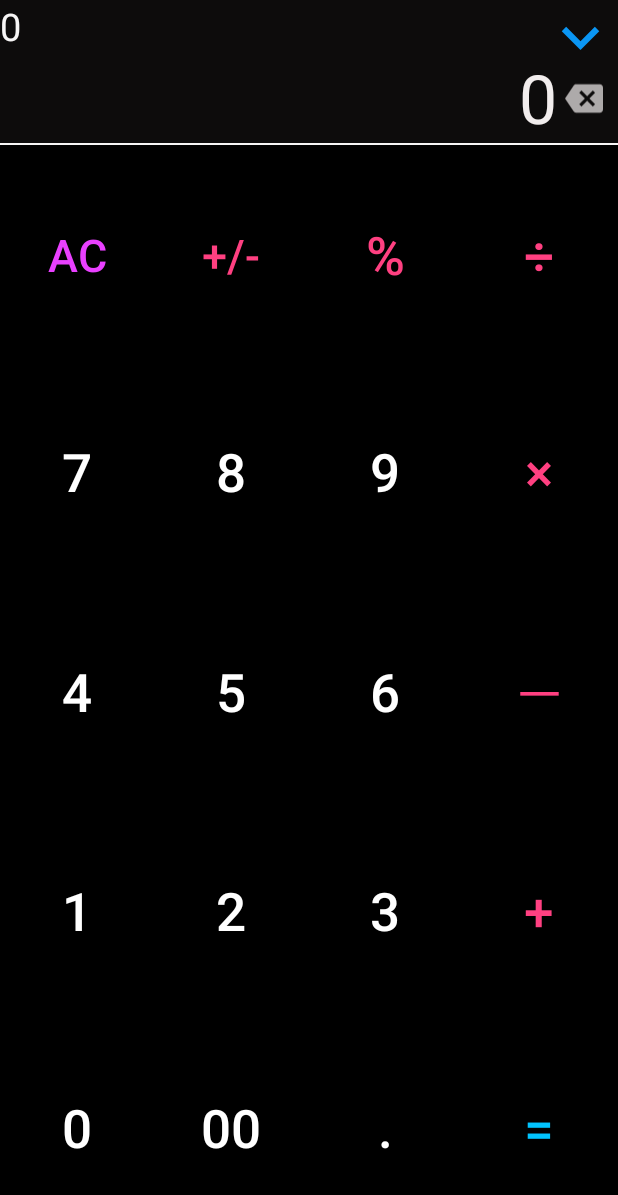
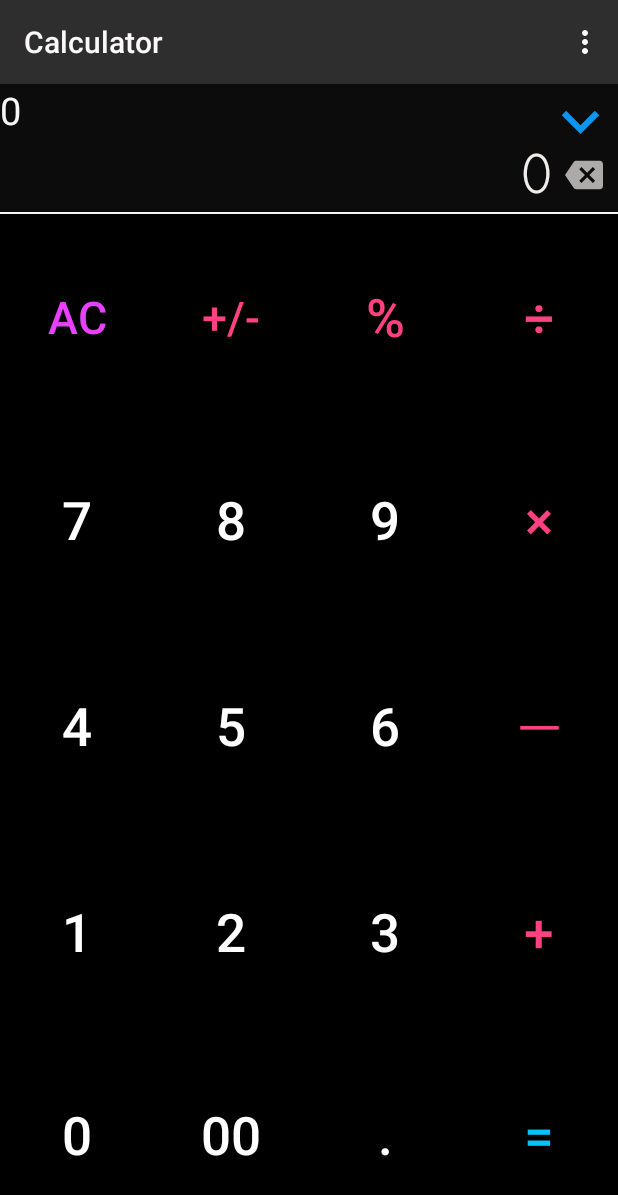
Before and after one commit to K-ryobado/Dentaku, an Android app: the screen it shows after launch (MainActivity), on a phone screen of 412 x 824 dp. Shown: the top 1195 px of the screen. Run offline under Robolectric (Android 15) with nearby library versions, the phone set to English and light mode, and no system bars; our stand-ins replace AdMob.

Commit message:
10/8 2.1.4

```diff
--- a/app/build.gradle
+++ b/app/build.gradle
@@ -7,8 +7,8 @@ android {
         applicationId "com.test.dentaku"
         minSdkVersion 15
         targetSdkVersion 27
-        versionCode 13
-        versionName "2.1.2"
+        versionCode 14
+        versionName "2.1.4"
         testInstrumentationRunner "android.support.test.runner.AndroidJUnitRunner"
     }
     buildTypes {
--- a/app/src/main/AndroidManifest.xml
+++ b/app/src/main/AndroidManifest.xml
@@ -6,10 +6,11 @@
     <uses-permission android:name="android.permission.ACCESS_NETWORK_STATE"/>
 
     <application
-        android:versionCode="6"
+        android:versionCode="14"
         android:allowBackup="true"
         android:icon="@drawable/icon_18_10_02"
-        android:label="Calculator"
+        android:label="@string/title"
+
         android:roundIcon="@mipmap/ic_launcher_round"
         android:supportsRtl="true"
         android:theme="@style/AppTheme2">
--- a/app/src/main/java/com/test/dentaku/MainActivity.java
+++ b/app/src/main/java/com/test/dentaku/MainActivity.java
@@ -9,9 +9,13 @@ import android.content.pm.ActivityInfo;
 import android.net.Uri;
 import android.os.Bundle;
 import android.preference.PreferenceManager;
+import android.support.v7.app.AppCompatActivity;
 import android.util.DisplayMetrics;
 import android.util.Log;
 import android.util.TypedValue;
+import android.view.Menu;
+import android.view.MenuInflater;
+import android.view.MenuItem;
 import android.view.View;
 import android.view.ViewGroup;
 import android.widget.Button;
@@ -32,7 +36,7 @@ import com.google.android.gms.ads.AdView;
 
 import static java.lang.String.valueOf;
 
-public class MainActivity extends Activity {
+public class MainActivity extends AppCompatActivity {
     private AdView mAdView;
 
     private InterstitialAd mInterstitialAd;//インタースティシャル
@@ -211,6 +215,28 @@ public class MainActivity extends Activity {
         count_AdView = 0;
 
         oncreate = 1;
+    }
+
+    //オプションメニューボタンを表示
+    @Override
+    public boolean onCreateOptionsMenu(Menu menu) {
+        //main.xmlの内容を読み込む
+        MenuInflater inflater = getMenuInflater();
+        inflater.inflate(R.menu.main, menu);
+        return true;
+    }
+
+    //アイテムが選択されたときの処理
+    @Override
+    public boolean onOptionsItemSelected(MenuItem item) {
+        switch (item.getItemId()) {
+            case R.id.item1://お問い合わせ
+                Uri uri = Uri.parse("https://docs.google.com/forms/d/e/1FAIpQLSehNJrVHrJjumvkQE1QgIazUsK4IgxS_k5hBQzVnuNakRa0hg/viewform?usp=sf_link");
+                Intent i = new Intent(Intent.ACTION_VIEW, uri);
+                startActivity(i);
+                return true;
+        }
+        return super.onOptionsItemSelected(item);
     }
 
     //アクティビティが前面に来るたびに処理
--- a/app/src/main/res/layout/activity_main.xml
+++ b/app/src/main/res/layout/activity_main.xml
@@ -8,20 +8,11 @@
     android:background="#0d0c0c"
     tools:context=".MainActivity">
 
-    <com.google.android.gms.ads.AdView xmlns:ads="http://schemas.android.com/apk/res-auto"
-        android:id="@+id/adView"
-        android:layout_width="match_parent"
-        android:layout_height="wrap_content"
-        android:layout_alignParentTop="true"
-        android:layout_centerHorizontal="true"
-        ads:adSize="SMART_BANNER"
-        ads:adUnitId="ca-app-pub-3891518799622736/1151660728"></com.google.android.gms.ads.AdView>
-    <!-- Sample Banner ID:ca-app-pub-3940256099942544/6300978111  Real ID: ca-app-pub-3891518799622736/1151660728-->
 
 
     <TextView
         android:id="@+id/tv1"
-        android:layout_below="@+id/adView"
+        android:layout_alignParentTop="true"
         android:layout_height="wrap_content"
         android:layout_width="match_parent"
         android:gravity="left"
@@ -39,7 +30,7 @@
         android:onClick="onclick_history"
         android:scaleType="fitXY"
         android:src="@drawable/ic_expand_more_black_24dp"
-        android:layout_below="@+id/adView"
+        android:layout_alignParentTop="true"
         android:layout_alignParentRight="true" />
 
     <ImageButton
@@ -91,14 +82,15 @@
         layout="@layout/ten_key"
         android:layout_width="match_parent"
         android:layout_height="match_parent"
-        android:layout_alignParentBottom="true"
+        android:layout_above="@+id/adView"
         android:layout_below="@id/line" />
 
     <FrameLayout
         android:id="@+id/frame"
         android:layout_width="match_parent"
         android:layout_height="match_parent"
-        android:layout_below="@id/adView">
+        android:layout_alignParentTop="true"
+        android:layout_above="@+id/adView">
 
         <RelativeLayout
             android:id="@+id/history"
@@ -467,4 +459,15 @@
             </LinearLayout>
         </RelativeLayout>
     </FrameLayout>
+
+    //バナー広告　下
+    <com.google.android.gms.ads.AdView xmlns:ads="http://schemas.android.com/apk/res-auto"
+        android:id="@+id/adView"
+        android:layout_width="match_parent"
+        android:layout_height="wrap_content"
+        android:layout_alignParentBottom="true"
+        android:layout_centerHorizontal="true"
+        ads:adSize="SMART_BANNER"
+        ads:adUnitId="ca-app-pub-3891518799622736/4517614453"></com.google.android.gms.ads.AdView>
+    <!-- Sample Banner ID:ca-app-pub-3940256099942544/6300978111  Real ID: ca-app-pub-3891518799622736/4517614453-->
 </RelativeLayout>
--- /dev/null
+++ b/app/src/main/res/menu/main.xml
@@ -0,0 +1,13 @@
+<?xml version="1.0" encoding="utf-8"?>
+<menu xmlns:android="http://schemas.android.com/apk/res/android"
+    xmlns:app="http://schemas.android.com/apk/res-auto"
+    xmlns:tools="http://schemas.android.com/tools"
+    tools:context="com.example.androidmenutest.app.MainActivity">
+
+    <item
+        android:id="@+id/item1"
+        android:orderInCategory="100"
+        android:title="@string/menu_item1"
+        app:showAsAction="never" />
+
+</menu>
--- a/app/src/main/res/values/strings.xml
+++ b/app/src/main/res/values/strings.xml
@@ -1,4 +1,6 @@
 <resources>
+    //タイトル
+    <string name="title">Calculator</string>
 
     //レビュー訴求ダイアログ
     <string name="dialog_Title">Please cooperate with the review</string>
@@ -10,4 +12,8 @@
     //計算履歴MAX通知
     <string name="dialog_Title2">Warning</string>
     <string name="dialog_Message2">The calculation history that can be displayed is maximized.\nDelete history?</string>
+
+    //menu
+    <string name="menu_item1">Contact Us</string>
+
 </resources>
```
Also changed, not shown: 3 other files.
